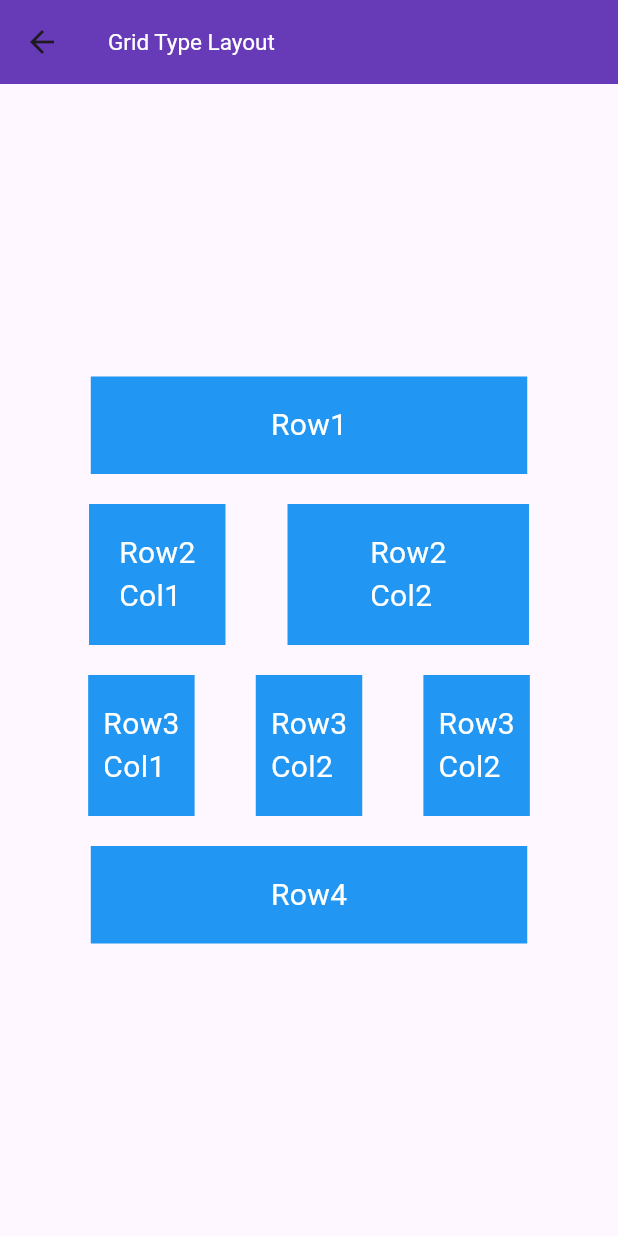
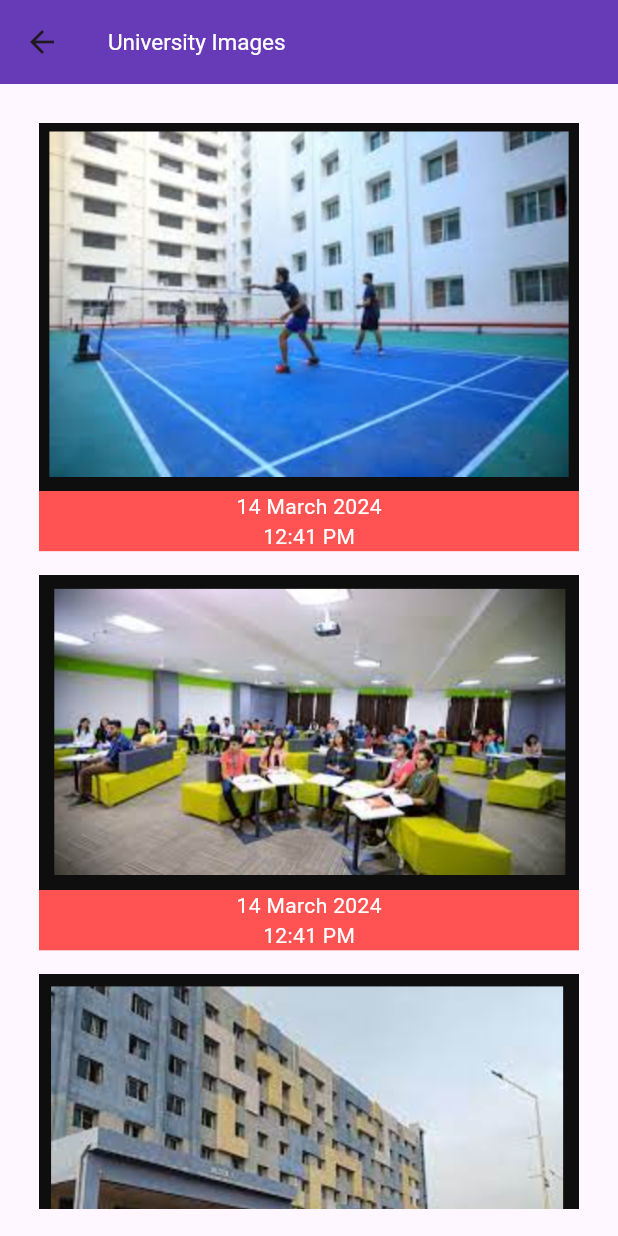
Before and after one commit to asmitranjansinha/mobile-app-dev-VITB, a Flutter app: the screen it shows after launch, after a tap on "University Images", on a phone screen of 412 x 824 dp. Run offline on Flutter 3.47's test engine with Material 3 defaults, Android fonts, the phone set to English and light mode, and no system bars.

Commit message:
added uni image screen

```diff
--- a/lib/controller/image_controller.dart
+++ b/lib/controller/image_controller.dart
@@ -1,4 +1,5 @@
 import 'package:flutter/material.dart';
+import 'package:test_app/models/image_date_model.dart';
 import 'package:test_app/models/image_title_model.dart';
 
 class ImageController extends ChangeNotifier {
@@ -11,4 +12,29 @@ class ImageController extends ChangeNotifier {
   ];
 
   List<ImageTitleModel> get images => _images;
+
+  final List<ImageDateModel> _uniImages = [
+    ImageDateModel(
+      imagePath: 'assets/images/IMAGE1.png',
+      date: '14 March 2024',
+      time: '12:41 PM',
+    ),
+    ImageDateModel(
+      imagePath: 'assets/images/IMAGE2.png',
+      date: '14 March 2024',
+      time: '12:41 PM',
+    ),
+    ImageDateModel(
+      imagePath: 'assets/images/IMAGE3.png',
+      date: '14 March 2024',
+      time: '12:41 PM',
+    ),
+    ImageDateModel(
+      imagePath: 'assets/images/IMAGE4.png',
+      date: '14 March 2024',
+      time: '12:41 PM',
+    ),
+  ];
+
+  List<ImageDateModel> get uniImages => _uniImages;
 }
--- /dev/null
+++ b/lib/models/image_date_model.dart
@@ -0,0 +1,26 @@
+class ImageDateModel {
+  String? imagePath;
+  String? date;
+  String? time;
+
+  ImageDateModel({
+    this.imagePath,
+    this.date,
+    this.time,
+  });
+
+  ImageDateModel.fromJson(Map<String, dynamic> json) {
+    imagePath = json['imagePath'];
+    date = json['date'];
+    date = json['time'];
+  }
+
+  Map<String, dynamic> toJson() {
+    final Map<String, dynamic> data = <String, dynamic>{};
+    data['imagePath'] = imagePath;
+    data['date'] = date;
+    data['time'] = time;
+
+    return data;
+  }
+}
--- a/lib/views/home_screen.dart
+++ b/lib/views/home_screen.dart
@@ -4,8 +4,10 @@ import 'package:test_app/views/screens/assignment_2.dart';
 import 'package:test_app/views/screens/grid_type_layout_screen.dart';
 import 'package:test_app/views/screens/horizontal_image_screen.dart';
 import 'package:test_app/views/screens/multiple_image_screen.dart';
+import 'package:test_app/views/screens/popup_button_screen.dart';
 import 'package:test_app/views/screens/relative_layout_screen.dart';
 import 'package:test_app/views/screens/screen_one.dart';
+import 'package:test_app/views/screens/university_images_screen.dart';
 
 class HomeScreen extends StatelessWidget {
   const HomeScreen({super.key});
@@ -83,10 +85,19 @@ class HomeScreen extends StatelessWidget {
               onPressed: () {
                 Navigator.of(context).push(
                   MaterialPageRoute(
-                      builder: (context) => const GridTypeLayoutScreen()),
+                      builder: (context) => const UniversityImagesScreen()),
                 );
               },
               child: const Text("University Images"),
+            ),
+            ElevatedButton(
+              onPressed: () {
+                Navigator.of(context).push(
+                  MaterialPageRoute(
+                      builder: (context) => const PopupButtonScreen()),
+                );
+              },
+              child: const Text("Popup Button"),
             ),
           ],
         ),
--- /dev/null
+++ b/lib/views/screens/university_images_screen.dart
@@ -0,0 +1,61 @@
+import 'package:flutter/material.dart';
+import 'package:provider/provider.dart';
+import 'package:test_app/controller/image_controller.dart';
+
+class UniversityImagesScreen extends StatelessWidget {
+  const UniversityImagesScreen({super.key});
+
+  @override
+  Widget build(BuildContext context) {
+    final imageController = Provider.of<ImageController>(context);
+    return Scaffold(
+      body: Padding(
+        padding: const EdgeInsets.all(
+          18.0,
+        ),
+        child: ListView.builder(
+            shrinkWrap: true,
+            physics: AlwaysScrollableScrollPhysics(),
+            itemCount: imageController.uniImages.length,
+            itemBuilder: (context, index) {
+              final images = imageController.uniImages;
+              return Padding(
+                padding: const EdgeInsets.all(8.0),
+                child: Container(
+                  decoration: const BoxDecoration(
+                    color: Colors.redAccent,
+                  ),
+                  child: Column(
+                    children: [
+                      Image.asset(images[index].imagePath!),
+                      Text(
+                        images[index].date!,
+                        style: const TextStyle(
+                          color: Colors.white,
+                        ),
+                      ),
+                      Text(
+                        images[index].time!,
+                        style: const TextStyle(
+                          color: Colors.white,
+                        ),
+                      ),
+                    ],
+                  ),
+                ),
+              );
+            }),
+      ),
+      appBar: AppBar(
+        backgroundColor: Colors.deepPurple,
+        title: const Text(
+          "University Images",
+          style: TextStyle(
+            fontSize: 15.0,
+            color: Colors.white,
+          ),
+        ),
+      ),
+    );
+  }
+}
```
Also changed, not shown: lib/views/screens/popup_button_screen.dart (added, +58 -0 lines), assets/images/IMAGE1.png (added), assets/images/IMAGE2.png (added), assets/images/IMAGE3.png (added), assets/images/IMAGE4.png (added).
